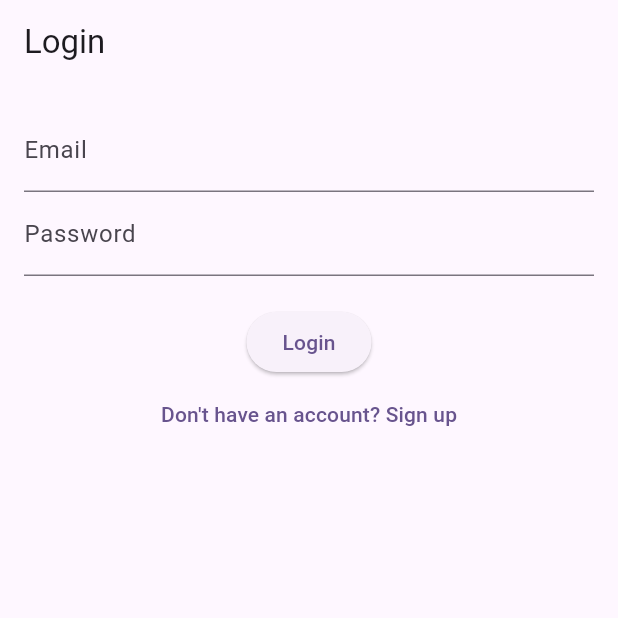
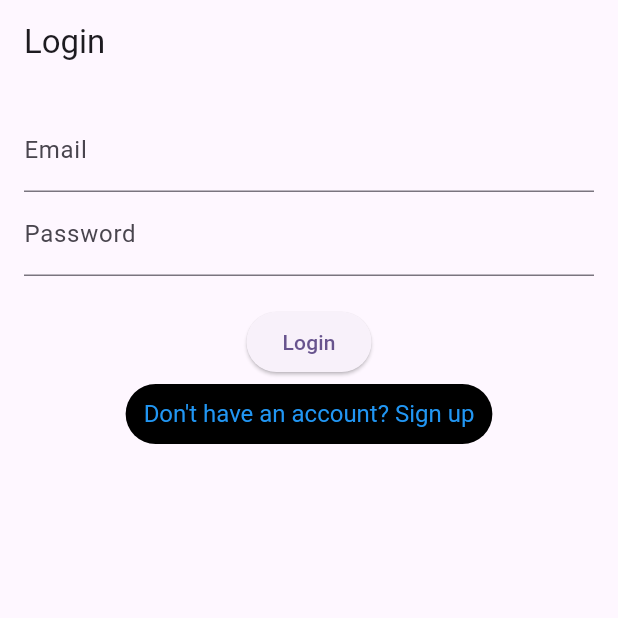
Before and after one commit to MohamedAliShaltoot/XO_Game, a Flutter app: the screen it shows after launch, on a phone screen of 412 x 824 dp, the top half of it. Run offline on Flutter 3.47's test engine with Material 3 defaults, Android fonts, the phone set to English and light mode, and no system bars; our stand-ins replace firebase_auth, firebase_core, shimmer; accounts and stored records are empty.

```diff
--- a/lib/fire_base feature/login_screen.dart
+++ b/lib/fire_base feature/login_screen.dart
@@ -4,7 +4,6 @@ import 'package:flutter/material.dart';
 import 'package:xo_game/fire_base%20feature/auth_service.dart';
 import 'package:xo_game/fire_base%20feature/test_screen.dart';
 import 'package:xo_game/loginscreen.dart';
-
 
 class LoginScreenn extends StatefulWidget {
   static const String routeName = "login";
@@ -16,7 +15,6 @@ class LoginScreenn extends StatefulWidget {
 }
 
 class _LoginScreenState extends State<LoginScreenn> {
-
   final TextEditingController emailController = TextEditingController();
   final TextEditingController passwordController = TextEditingController();
   final AuthService _authService = AuthService();
@@ -25,8 +23,8 @@ class _LoginScreenState extends State<LoginScreenn> {
     var user = await _authService.signIn(
         emailController.text, passwordController.text);
     if (user != null) {
-      Navigator.pushReplacement(
-          context, MaterialPageRoute(builder: (context) => const LoginScreen()));
+      Navigator.pushReplacement(context,
+          MaterialPageRoute(builder: (context) => const LoginScreen()));
     } else {
       ScaffoldMessenger.of(context)
           .showSnackBar(const SnackBar(content: Text("Login Failed!")));
@@ -51,9 +49,18 @@ class _LoginScreenState extends State<LoginScreenn> {
             const SizedBox(height: 20),
             ElevatedButton(onPressed: login, child: const Text("Login")),
             TextButton(
-                onPressed: () => Navigator.push(context,
-                    MaterialPageRoute(builder: (context) => const TestScreen())),
-                child: const Text("Don't have an account? Sign up")),
+                style: TextButton.styleFrom(
+                    foregroundColor: Colors.blue,
+                    textStyle: const TextStyle(fontSize: 16),
+                    backgroundColor: Colors.black),
+                onPressed: () => Navigator.push(
+                    context,
+                    MaterialPageRoute(
+                        builder: (context) => const TestScreen())),
+                child: const Text(
+                  "Don't have an account? Sign up",
+                  // style: TextStyle(color: Color.fromARGB(0, 8, 136, 215)),
+                )),
           ],
         ),
       ),
```
Also changed, not shown: lib/main.dart (+4 -7 lines).
